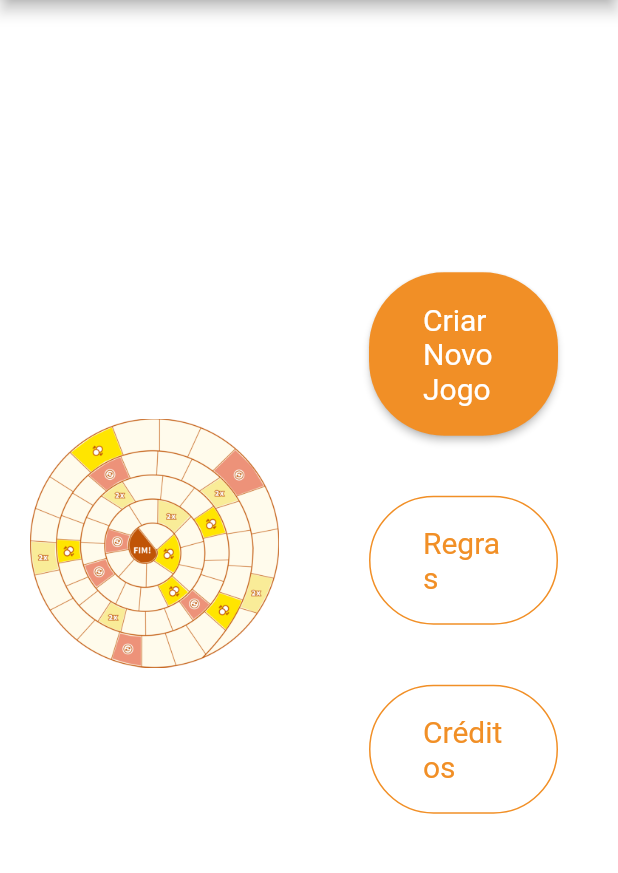
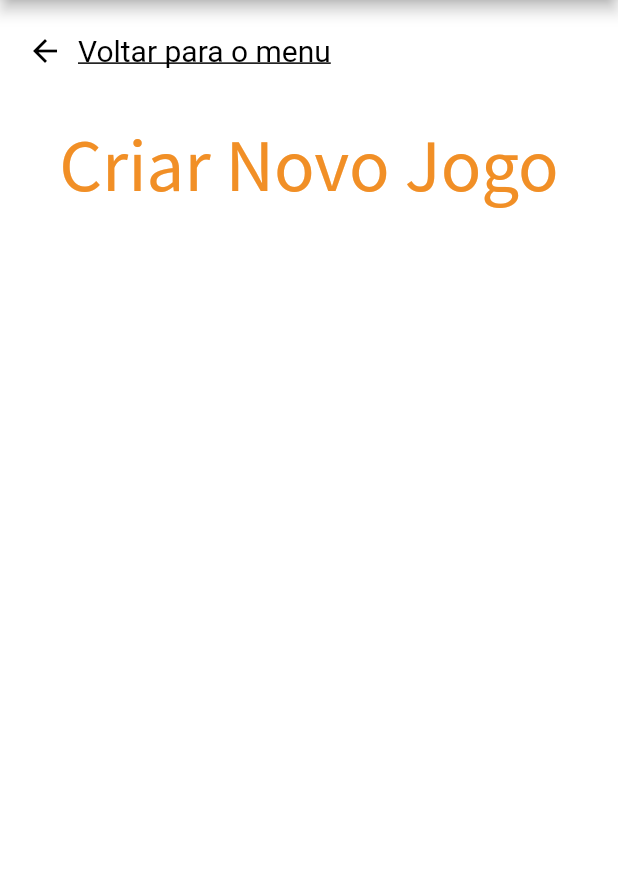
Before and after one commit to Trash-Bud/SE-Task-2, a Flutter app: the screen it shows after launch, after a tap on "Criar Novo Jogo", on a phone screen of 412 x 824 dp, the part 150-1023 px from its top. Run offline on Flutter 3.47's test engine with Material 2 defaults, Android fonts, the phone set to English and light mode, and no system bars.

Commit message:
create setup page

```diff
--- a/Corrida_Da_Fisica_Web/lib/app_router.dart
+++ b/Corrida_Da_Fisica_Web/lib/app_router.dart
@@ -2,6 +2,7 @@
 import 'package:corrida_da_fisica_web/view/pages/error_page.dart';
 import 'package:corrida_da_fisica_web/view/pages/main_page.dart';
 import 'package:corrida_da_fisica_web/view/pages/rules_page.dart';
+import 'package:corrida_da_fisica_web/view/pages/setup_page.dart';
 import 'package:flutter/material.dart';
 
 class AppRouter{
@@ -16,6 +17,8 @@ class AppRouter{
         return MaterialPageRoute(builder: (_) => const MainPage(), settings: settingsNew);
       case '/rules':
         return MaterialPageRoute(builder: (_) => const RulesPage(), settings: settingsNew);
+      case '/setup':
+        return MaterialPageRoute(builder: (_) => const SetupPage(), settings: settingsNew);
       default:
         return MaterialPageRoute(builder: (_) => const ErrorPage(), settings: settingsNew);
     }
--- a/Corrida_Da_Fisica_Web/lib/utils/themes.dart
+++ b/Corrida_Da_Fisica_Web/lib/utils/themes.dart
@@ -11,6 +11,8 @@ ThemeData defaultTheme = ThemeData(
     textButtonTheme: TextButtonThemeData(
       style: ButtonStyle(
         foregroundColor: MaterialStateProperty.all<Color>(Colors.black),
+        textStyle: MaterialStateTextStyle.resolveWith(
+                (states) => const TextStyle(decoration: TextDecoration.underline)),
       )
     ),
 
@@ -70,6 +72,8 @@ ThemeData seventhGradeTheme = ThemeData(
     textButtonTheme: TextButtonThemeData(
         style: ButtonStyle(
           foregroundColor: MaterialStateProperty.all<Color>(Colors.white),
+          textStyle: MaterialStateTextStyle.resolveWith(
+                  (states) => const TextStyle(decoration: TextDecoration.underline)),
         )
     ),
 
--- a/Corrida_Da_Fisica_Web/lib/view/pages/error_page.dart
+++ b/Corrida_Da_Fisica_Web/lib/view/pages/error_page.dart
@@ -11,7 +11,7 @@ class ErrorPage extends StatelessWidget{
   Widget build(BuildContext context) {
     return Scaffold(
       appBar: CustomAppBar(),
-      body: Center(child: Text("Esta página não existe", style: TextStyle(color: Theme.of(context).primaryColor, fontSize: 40),),),
+      body: Center(child: Text("Erro 404: Esta página não existe", style: TextStyle(color: Theme.of(context).primaryColor, fontSize: 40),),),
     );
   }
 }
--- a/Corrida_Da_Fisica_Web/lib/view/pages/main_page.dart
+++ b/Corrida_Da_Fisica_Web/lib/view/pages/main_page.dart
@@ -36,7 +36,7 @@ class MainPage extends StatelessWidget {
             margin: const EdgeInsets.all(20),
             width: 500,
             child: ElevatedButton(
-                onPressed: () => {},
+                onPressed: () => {Navigator.of(context).pushNamed("/setup")},
                 child: Container(
                     margin: const EdgeInsets.all(20),
                     child: const Text("Criar Novo Jogo"),
--- /dev/null
+++ b/Corrida_Da_Fisica_Web/lib/view/pages/setup_page.dart
@@ -0,0 +1,18 @@
+import 'package:corrida_da_fisica_web/view/components/app_bar.dart';
+import 'package:corrida_da_fisica_web/view/components/page_header.dart';
+import 'package:flutter/cupertino.dart';
+import 'package:flutter/material.dart';
+
+class SetupPage extends StatelessWidget {
+  const SetupPage({super.key});
+
+  @override
+  Widget build(BuildContext context) {
+    return Scaffold(
+      appBar: CustomAppBar(),
+      body: Column(children: [
+        Header(title: "Criar Novo Jogo", path: "/")
+      ],),
+    );
+  }
+}
```
Also changed, not shown: Corrida_Da_Fisica_Web/assets/images/join_instructions/insert_code.png (added), Corrida_Da_Fisica_Web/assets/images/join_instructions/main_screen.png (added), Corrida_Da_Fisica_Web/assets/images/join_instructions/menu.png (added).
